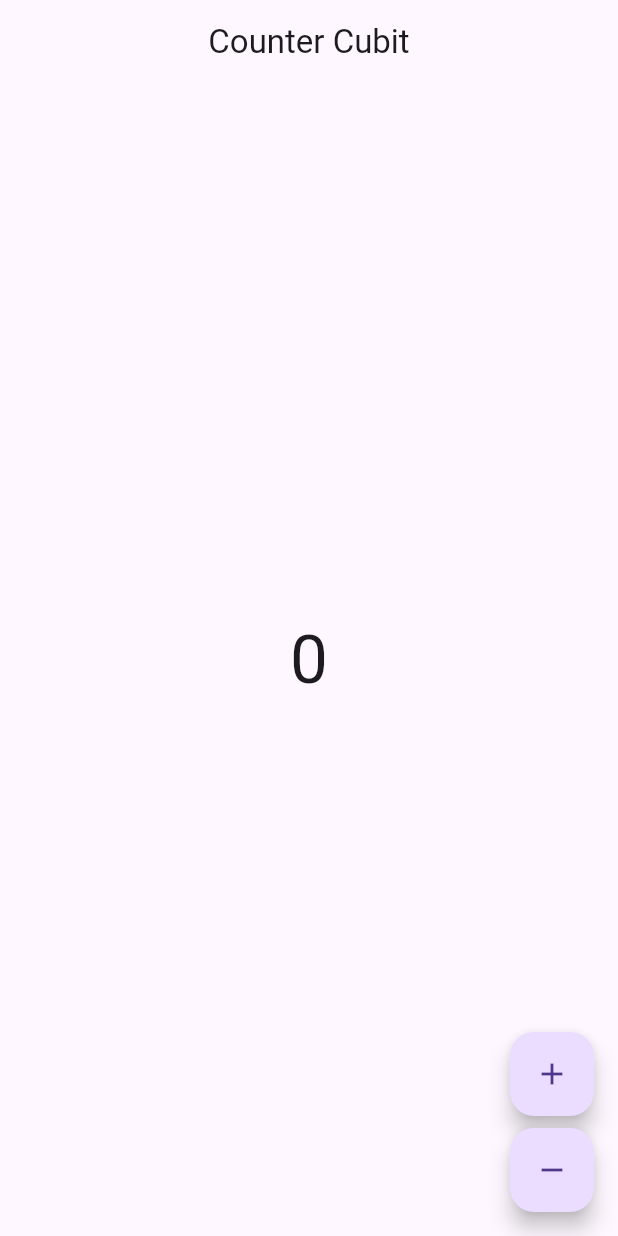
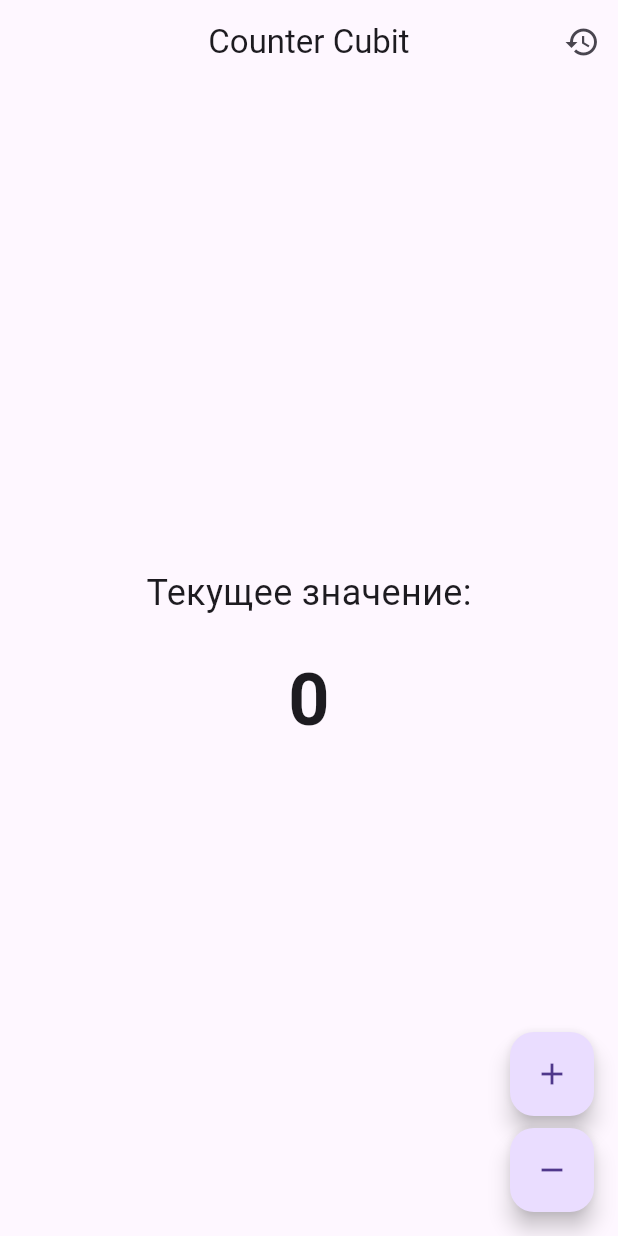
Before and after one commit to Alex-i-ART/Flutter, a Flutter app: the screen it shows after launch, after a tap on the "add" icon, after a tap on the "remove" icon, on a phone screen of 412 x 824 dp. Run offline on Flutter 3.47's test engine with Material 3 defaults, Android fonts, the phone set to English and light mode, and no system bars; our stand-ins replace flutter_bloc, shared_preferences, sqflite; accounts and stored records are empty.

Commit message:
Лабораторная №5

```diff
--- /dev/null
+++ b/lib/database/db_provider.dart
@@ -0,0 +1,62 @@
+import 'package:sqflite/sqflite.dart';
+import 'package:path/path.dart';
+
+class DBProvider {
+  DBProvider._();
+
+  static final DBProvider db = DBProvider._();
+
+  static Database? _database;
+
+  Future<Database> get database async {
+    if (_database != null) return _database!;
+    _database = await _initDB();
+    return _database!;
+  }
+
+  Future<Database> _initDB() async {
+    final dir = await getDatabasesPath();
+    final path = join(dir, 'counter_history.db');
+
+    return await openDatabase(
+      path,
+      version: 1,
+      onCreate: _createDB,
+    );
+  }
+
+  Future<void> _createDB(Database db, int version) async {
+    await db.execute('''
+      CREATE TABLE History(
+        id INTEGER PRIMARY KEY AUTOINCREMENT,
+        operation TEXT,
+        previous_value INTEGER,
+        new_value INTEGER,
+        timestamp TEXT
+      )
+    ''');
+  }
+
+  // Добавляем запись в историю
+  Future<void> addHistory(String operation, int previousValue, int newValue) async {
+    final db = await database;
+    await db.insert('History', {
+      'operation': operation,
+      'previous_value': previousValue,
+      'new_value': newValue,
+      'timestamp': DateTime.now().toString(),
+    });
+  }
+
+  // Получаем всю историю
+  Future<List<Map<String, dynamic>>> getAllHistory() async {
+    final db = await database;
+    return await db.query('History', orderBy: 'id DESC');
+  }
+
+  // Удаляем запись из истории
+  Future<int> deleteHistory(int id) async {
+    final db = await database;
+    return await db.delete('History', where: 'id = ?', whereArgs: [id]);
+  }
+}
--- a/lib/main.dart
+++ b/lib/main.dart
@@ -1,19 +1,26 @@
 import 'package:flutter/material.dart';
-import 'screens/main_screen/main_screen_provider.dart';
+import 'package:flutter_bloc/flutter_bloc.dart';
+import 'screens/main_screen/cubit/main_screen_cubit.dart';
+import 'screens/main_screen/main_screen.dart';
 
 void main() {
-  runApp(MyApp());
+  runApp(const MyApp());
 }
 
 class MyApp extends StatelessWidget {
+  const MyApp({super.key});
+
   @override
   Widget build(BuildContext context) {
-    return MaterialApp(
-      title: 'Counter Cubit App',
-      theme: ThemeData(
-        primarySwatch: Colors.blue,
+    return BlocProvider(
+      create: (context) => MainScreenCubit()..loadCounter(),
+      child: MaterialApp(
+        title: 'Counter Cubit App',
+        theme: ThemeData(
+          primarySwatch: Colors.blue,
+        ),
+        home: const MainScreen(),
       ),
-      home: MainScreenProvider(),
     );
   }
 }
--- a/lib/screens/main_screen/cubit/main_screen_cubit.dart
+++ b/lib/screens/main_screen/cubit/main_screen_cubit.dart
@@ -1,18 +1,72 @@
 import 'package:flutter_bloc/flutter_bloc.dart';
+import 'package:shared_preferences/shared_preferences.dart';
 import 'main_screen_state.dart';
+import 'package:flutter_application/database/db_provider.dart';
 
 class MainScreenCubit extends Cubit<MainScreenState> {
-  MainScreenCubit() : super(MainScreenUpdateCounterState(value: 0));
+  MainScreenCubit() : super(const MainScreenUpdateCounterState(value: 0));
 
-  int counter = 0;
+  final DBProvider dbProvider = DBProvider.db;
 
-  void addValue() {
-    counter++;
-    emit(MainScreenUpdateCounterState(value: counter));
+  // Загружаем счетчик при создании кубита
+  Future<void> loadCounter() async {
+    try {
+      final prefs = await SharedPreferences.getInstance();
+      final counter = prefs.getInt('counter') ?? 0;
+      print('Loaded counter: $counter'); // Добавим отладочный вывод
+      emit(MainScreenUpdateCounterState(value: counter));
+    } catch (e) {
+      print('Error loading counter: $e');
+      emit(const MainScreenUpdateCounterState(value: 0));
+    }
   }
 
-  void removeValue() {
-    counter--;
-    emit(MainScreenUpdateCounterState(value: counter));
+  Future<void> addValue() async {
+    try {
+      final currentState = state as MainScreenUpdateCounterState;
+      final previousValue = currentState.value;
+      final newValue = currentState.value + 1;
+
+      print('Adding value: $previousValue -> $newValue'); // Отладочный вывод
+
+      // СРАЗУ обновляем состояние
+      emit(MainScreenUpdateCounterState(value: newValue));
+
+      // Затем сохраняем данные
+      final prefs = await SharedPreferences.getInstance();
+      await prefs.setInt('counter', newValue);
+      await dbProvider.addHistory('INCREMENT', previousValue, newValue);
+
+      print('State after add: ${(state as MainScreenUpdateCounterState).value}'); // Проверка
+    } catch (e) {
+      print('Error in addValue: $e');
+    }
+  }
+
+  Future<void> removeValue() async {
+    try {
+      final currentState = state as MainScreenUpdateCounterState;
+      final previousValue = currentState.value;
+      final newValue = currentState.value - 1;
+
+      print('Removing value: $previousValue -> $newValue'); // Отладочный вывод
+
+      // СРАЗУ обновляем состояние
+      emit(MainScreenUpdateCounterState(value: newValue));
+
+      // Затем сохраняем данные
+      final prefs = await SharedPreferences.getInstance();
+      await prefs.setInt('counter', newValue);
+      await dbProvider.addHistory('DECREMENT', previousValue, newValue);
+
+      print('State after remove: ${(state as MainScreenUpdateCounterState).value}'); // Проверка
+    } catch (e) {
+      print('Error in removeValue: $e');
+    }
+  }
+
+  // Получаем историю операций
+  Future<List<Map<String, dynamic>>> getHistory() async {
+    return await dbProvider.getAllHistory();
   }
 }
--- a/lib/screens/main_screen/cubit/main_screen_state.dart
+++ b/lib/screens/main_screen/cubit/main_screen_state.dart
@@ -1,7 +1,25 @@
-abstract class MainScreenState {}
+abstract class MainScreenState {
+  const MainScreenState();
+}
 
 class MainScreenUpdateCounterState extends MainScreenState {
   final int value;
 
-  MainScreenUpdateCounterState({required this.value});
+  const MainScreenUpdateCounterState({required this.value});
+
+  @override
+  bool operator ==(Object other) {
+    if (identical(this, other)) return true;
+    return other is MainScreenUpdateCounterState && other.value == value;
+  }
+
+  @override
+  int get hashCode => value.hashCode;
+
+  @override
+  String toString() => 'MainScreenUpdateCounterState(value: $value)';
 }
+
+class MainScreenInitialState extends MainScreenState {
+  const MainScreenInitialState();
+}
--- a/lib/screens/main_screen/main_screen.dart
+++ b/lib/screens/main_screen/main_screen.dart
@@ -2,26 +2,53 @@ import 'package:flutter/material.dart';
 import 'package:flutter_bloc/flutter_bloc.dart';
 import 'cubit/main_screen_cubit.dart';
 import 'cubit/main_screen_state.dart';
+import '../history_screen/history_screen.dart';
 
 class MainScreen extends StatelessWidget {
+  const MainScreen({super.key});
+
   @override
   Widget build(BuildContext context) {
     return Scaffold(
       appBar: AppBar(
-        title: Text('Counter Cubit'),
+        title: const Text('Counter Cubit'),
         centerTitle: true,
+        actions: [
+          IconButton(
+            icon: const Icon(Icons.history),
+            onPressed: () {
+              final cubit = context.read<MainScreenCubit>();
+              Navigator.push(
+                context,
+                MaterialPageRoute(
+                  builder: (context) => HistoryScreen(mainScreenCubit: cubit),
+                ),
+              );
+            },
+          ),
+        ],
       ),
       body: BlocBuilder<MainScreenCubit, MainScreenState>(
         builder: (context, state) {
           if (state is MainScreenUpdateCounterState) {
             return Center(
-              child: Text(
-                '${state.value}',
-                style: Theme.of(context).textTheme.displayMedium, // ИСПРАВЛЕНО ЗДЕСЬ
+              child: Column(
+                mainAxisAlignment: MainAxisAlignment.center,
+                children: [
+                  const Text(
+                    'Текущее значение:',
+                    style: TextStyle(fontSize: 24),
+                  ),
+                  const SizedBox(height: 20),
+                  Text(
+                    '${state.value}',
+                    style: const TextStyle(fontSize: 48, fontWeight: FontWeight.bold),
+                  ),
+                ],
               ),
             );
           }
-          return Container();
+          return const Center(child: CircularProgressIndicator());
         },
       ),
       floatingActionButton: Column(
@@ -29,15 +56,19 @@ class MainScreen extends StatelessWidget {
         crossAxisAlignment: CrossAxisAlignment.end,
         children: <Widget>[
           FloatingActionButton(
+            heroTag: 'increment',
             child: const Icon(Icons.add),
-            onPressed: () =>
-              BlocProvider.of<MainScreenCubit>(context).addValue(),
+            onPressed: () {
+              context.read<MainScreenCubit>().addValue();
+            },
           ),
           const SizedBox(height: 8),
           FloatingActionButton(
+            heroTag: 'decrement',
             child: const Icon(Icons.remove),
-            onPressed: () =>
-              BlocProvider.of<MainScreenCubit>(context).removeValue(),
+            onPressed: () {
+              context.read<MainScreenCubit>().removeValue();
+            },
           ),
         ],
       ),
--- a/lib/screens/main_screen/main_screen_provider.dart
+++ b/lib/screens/main_screen/main_screen_provider.dart
@@ -1,14 +1,11 @@
 import 'package:flutter/material.dart';
-import 'package:flutter_bloc/flutter_bloc.dart';
-import 'cubit/main_screen_cubit.dart';
 import 'main_screen.dart';
 
 class MainScreenProvider extends StatelessWidget {
+  const MainScreenProvider({super.key});
+
   @override
   Widget build(BuildContext context) {
-    return BlocProvider<MainScreenCubit>(
-      create: (context) => MainScreenCubit(),
-      child: MainScreen(),
-    );
+    return const MainScreen();
   }
 }
```
Also changed, not shown: lib/screens/history_screen/history_screen.dart (added, +74 -0 lines), pubspec.yaml (+9 -52 lines), pubspec.lock, 2 other files.
